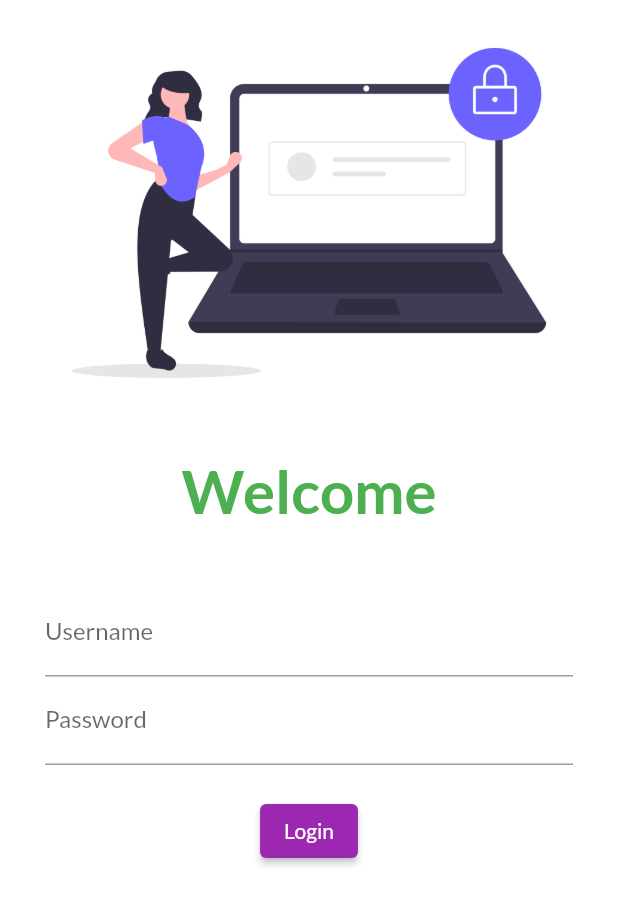
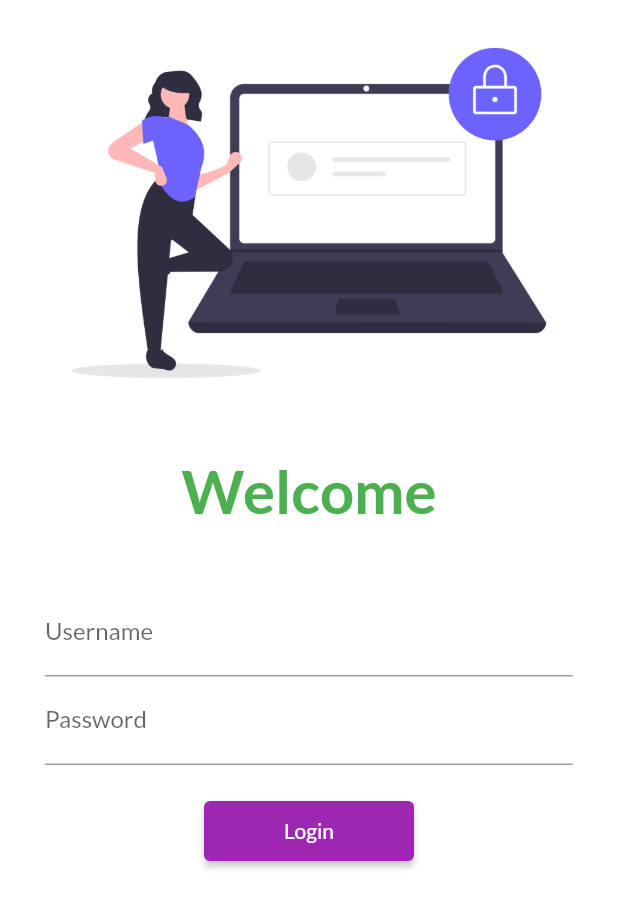
Before and after one commit to kolhekunal/30daysofflutter, a Flutter app: the screen it shows after launch, on a phone screen of 412 x 824 dp. Shown: the top 908 px of the screen. Run offline on Flutter 3.47's test engine with Material 2 defaults, Android fonts, the phone set to English and light mode, and no system bars; our stand-ins replace google_fonts.

Commit message:
Day 5 completed

```diff
--- /dev/null
+++ b/lib/Utils/MyRoutes.dart
@@ -0,0 +1,4 @@
+class MyRoutes{
+static String loginRoute = "/login";
+static String homeRoute = "/home";
+}
--- a/lib/main.dart
+++ b/lib/main.dart
@@ -1,4 +1,5 @@
 import 'package:flutter/material.dart';
+import 'package:flutter_catelog/Utils/MyRoutes.dart';
 import 'package:flutter_catelog/pages/login_page.dart';
 import 'package:google_fonts/google_fonts.dart';
 
@@ -22,8 +23,8 @@ class MyApp extends StatelessWidget {
      initialRoute: "/login",
       routes: {
       "/" : (context) => LoginPage(),
-      "/login" : (context) => LoginPage(),
-      "/home" : (context) => Homepage()
+      MyRoutes.loginRoute : (context) => LoginPage(),
+      MyRoutes.homeRoute : (context) => Homepage()
       },
     );
   }
--- a/lib/pages/login_page.dart
+++ b/lib/pages/login_page.dart
@@ -1,12 +1,14 @@
 import 'dart:ui';
 
 import 'package:flutter/material.dart';
+import 'package:flutter_catelog/Utils/MyRoutes.dart';
 
 class LoginPage extends StatelessWidget {
   @override
   Widget build(BuildContext context) {
     return Material(
         color: Colors.white,
+        child: SingleChildScrollView(
           child: Column(
             children: [
               Image.asset("assets/images/login_image.png"),
@@ -45,14 +47,16 @@ class LoginPage extends StatelessWidget {
                     ),
                     ElevatedButton(
                       child: Text("Login"),
+                      style: TextButton.styleFrom(minimumSize: Size(140, 40)),
                       onPressed: () {
-                      print("Login Working");
+                     Navigator.pushNamed(context, MyRoutes.homeRoute);
                       },
                     )
                   ],
                 ),
               ),
             ],
+          ),
         ));
   }
 }
```
Also changed, not shown: 1 other file. Lines whose indentation alone changed are shown as unchanged.
